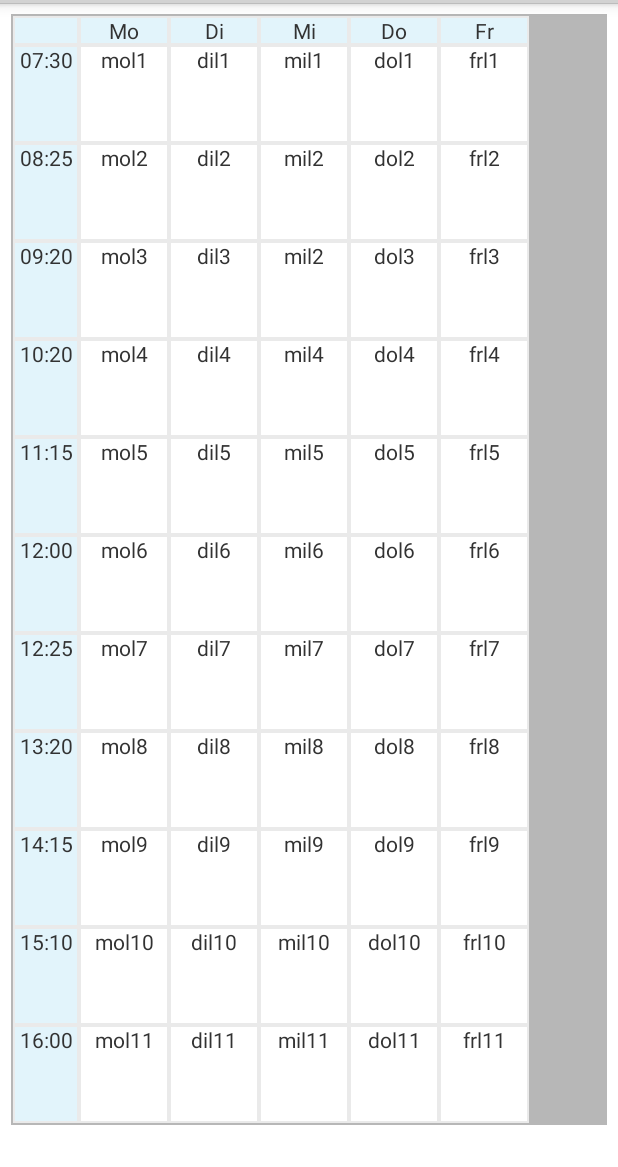
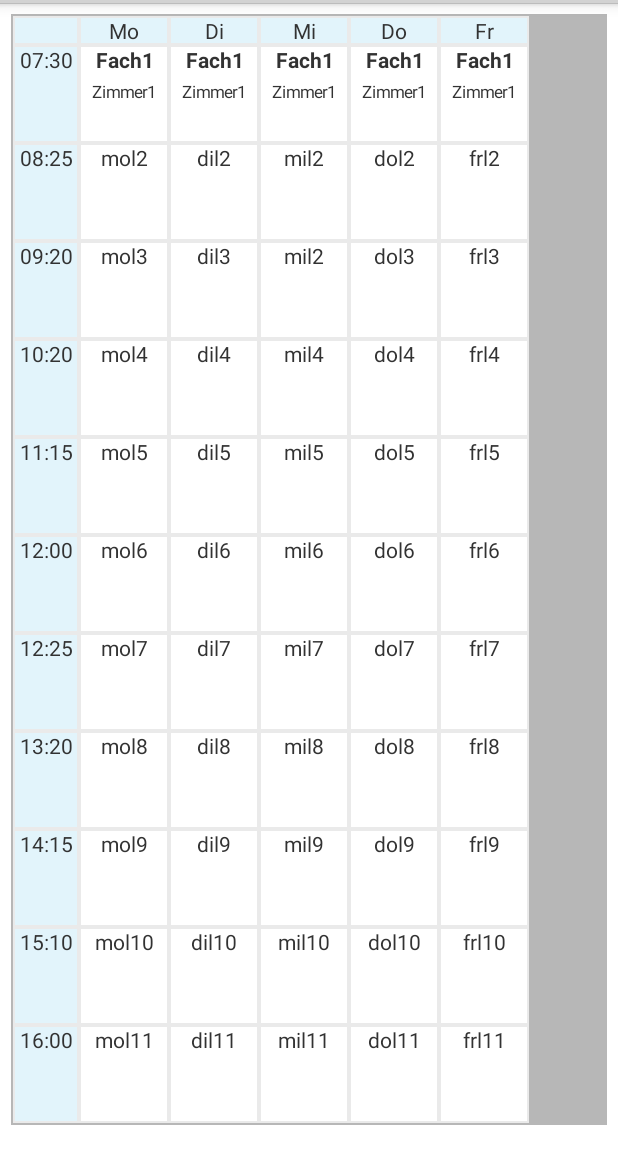
Before and after one commit to Hadjimina/KWI_Mobile, an Android app: the fragment Timetable shown on its own in the app's theme, on a phone screen of 412 x 824 dp, the part 69-1236 px from its top. Run offline under Robolectric (Android 15) with nearby library versions, the phone set to English and light mode, and no system bars.

Commit message:
Finllay resolved bug with fragment and textviews

```diff
--- a/app/src/main/java/com/hadjiminap/kwimobile/MainActivity.java
+++ b/app/src/main/java/com/hadjiminap/kwimobile/MainActivity.java
@@ -20,9 +20,7 @@ import android.view.ViewGroup;
 import android.widget.AdapterView;
 import android.widget.BaseAdapter;
 import android.widget.ImageView;
-import android.widget.LinearLayout;
 import android.widget.ListView;
-import android.widget.TableLayout;
 import android.widget.TextView;
 import android.widget.Toast;
 
@@ -34,6 +32,7 @@ public class MainActivity extends Activity implements AdapterView.OnItemClickLis
     private ActionBarDrawerToggle drawerListener;
     private CustomAdapter myAdapter;
     private String[] menus;
+    private TextView[] lesson;
 
     @Override
     protected void onCreate(Bundle savedInstanceState)
@@ -58,7 +57,6 @@ public class MainActivity extends Activity implements AdapterView.OnItemClickLis
         getActionBar().setHomeButtonEnabled(true);
         getActionBar().setDisplayHomeAsUpEnabled(true);
 
-
         //Action bar styling
         getActionBar().setBackgroundDrawable(new ColorDrawable(Color.parseColor("#00b796")));
         getActionBar().setDisplayShowHomeEnabled(false);
@@ -74,7 +72,7 @@ public class MainActivity extends Activity implements AdapterView.OnItemClickLis
 
 
 
-       /* TextView[][] lesson = new TextView[5][11];
+      /*  TextView[][] lesson = new TextView[5][11];
 
         String Zimmer1 = "Zimmer1";
         String Fach1 = "Fach1";
@@ -83,8 +81,6 @@ public class MainActivity extends Activity implements AdapterView.OnItemClickLis
 
         for (int hour = 0; hour < 11; hour++)
         {
-
-
             for (int day = 0; day < 5; day++)
             {
 
@@ -94,7 +90,12 @@ public class MainActivity extends Activity implements AdapterView.OnItemClickLis
                 lesson[hour][day].setText(Html.fromHtml("<b>" + Fach1 + "</b>" + "<br />" +
                         "<small>" + Zimmer1 + "</small>" + "<br />"));
             }
-        }
+        }*/
+
+
+
+
+
 
         //5 days => with 11 lessons per day
 
--- a/app/src/main/java/com/hadjiminap/kwimobile/Timetable.java
+++ b/app/src/main/java/com/hadjiminap/kwimobile/Timetable.java
@@ -1,10 +1,15 @@
 package com.hadjiminap.kwimobile;
-
 import android.app.Fragment;
 import android.os.Bundle;
+import android.text.Html;
 import android.view.LayoutInflater;
 import android.view.View;
 import android.view.ViewGroup;
+import android.widget.TableRow;
+import android.widget.TextView;
+
+import java.util.ArrayList;
+import java.util.Iterator;
 
 
 public class Timetable extends Fragment
@@ -13,10 +18,31 @@ public class Timetable extends Fragment
 
     public View onCreateView(LayoutInflater inflater, ViewGroup container,Bundle savedInstanceState)
     {
-        return inflater.inflate(R.layout.timetable, null);
+        View ret =  inflater.inflate(R.layout.timetable, null);
 
+        TableRow tableRow = (TableRow) ret.findViewById(R.id.row2);
 
+        ArrayList<TextView> cells = new ArrayList<TextView>();
 
+        // get text view
+        for (int i = 1; i < tableRow.getChildCount(); i++)
+        {
+            if (tableRow.getChildAt(i).getClass() == TextView.class)
+            {
+                cells.add((TextView)tableRow.getChildAt(i));
+            }
+        }
+
+        // set titles
+        final String zimmer1 = "Zimmer1";
+        final String fach1 = "Fach1";
+        for(Iterator<TextView> i = cells.iterator(); i.hasNext(); ) {
+            TextView item = i.next();
+            item.setText(Html.fromHtml("<b>" + fach1 + "</b>" + "<br />" +
+                    "<small>" + zimmer1 + "</small>" + "<br />"));
+        }
+
+        return ret;
     }
 
     public void onBackPressed()
```
